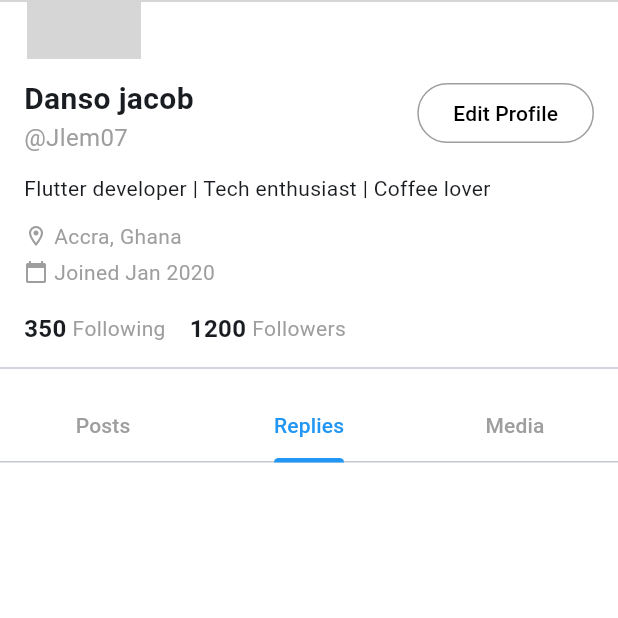
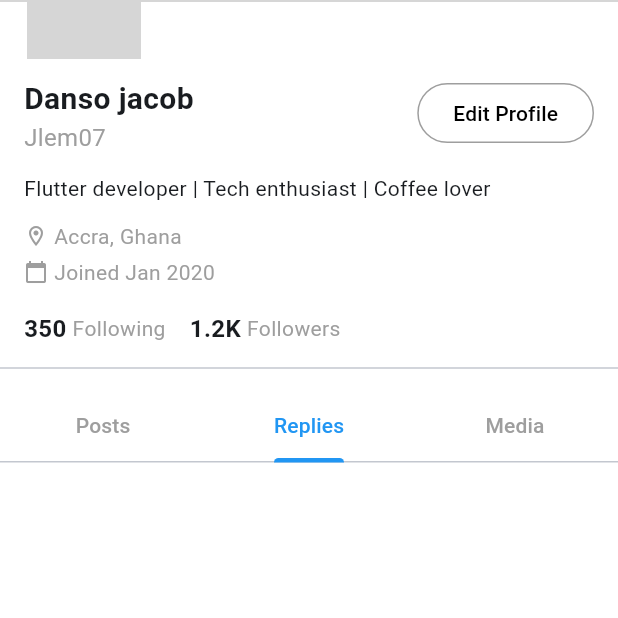
Before and after one commit to acob1/Twitter-App, a Flutter app: the TwitterProfileUI screen opened directly, tab 2 chosen, on a phone screen of 412 x 824 dp, the part 268-886 px from its top. Run offline on Flutter 3.47's test engine with Material 3 defaults, Android fonts, the phone set to English and light mode, and no system bars; our stand-ins replace flutter_riverpod; network calls fail; grey boxes are pictures that could not be loaded.

Commit message:
Code Updated

```diff
--- a/lib/pages/profile_page.dart
+++ b/lib/pages/profile_page.dart
@@ -250,7 +250,7 @@ class TwitterProfileUI extends ConsumerWidget {
                   const Text("Following", style: TextStyle(color: Colors.grey)),
                   const SizedBox(width: 16),
                   Text(
-                    "${user.followers}",
+                    _formatFollowers(user.followers),
                     style: const TextStyle(
                       fontWeight: FontWeight.bold,
                       fontSize: 16,
@@ -312,5 +312,16 @@ class TwitterProfileUI extends ConsumerWidget {
         ),
       ),
     );
+
+  }
+  // Helper to format followers like "278K"
+  static String _formatFollowers(int value) {
+    if (value >= 1000000) {
+      return "${(value / 1000000).toStringAsFixed(1)}M";
+    } else if (value >= 1000) {
+      return "${(value / 1000).toStringAsFixed(value >= 10000 ? 0 : 1)}K";
+    } else {
+      return value.toString();
+    }
   }
 }
--- a/lib/utils/models/post_model.dart
+++ b/lib/utils/models/post_model.dart
@@ -53,15 +53,21 @@ final List<UserModel> users = [
     id: '1',
     profileImageUrl: 'https://randomuser.me/api/portraits/men/32.jpg',
     username: 'Danso jacob',
-    handle: '@Jlem07',
+    handle: 'Jlem07',
     bio: 'Flutter developer | Tech enthusiast | Coffee lover',
     followers: 1200,
     following: 350,
     posts: [
-      PostModel(id: 'p1', content: 'Hello Twitter!', time: '2m', isVerified: true),
+      PostModel(
+        id: 'p1',
+        content: 'Hello Twitter!',
+        time: '2m',
+        isVerified: true,
+      ),
       PostModel(id: 'p2', content: 'Building a Flutter app!', time: '10m'),
     ],
-    coverImageUrl: 'https://cdn.pixabay.com/photo/2025/08/02/15/43/collared-macaw-9750855_1280.jpg',
+    coverImageUrl:
+        'https://cdn.pixabay.com/photo/2025/08/02/15/43/collared-macaw-9750855_1280.jpg',
     isVerified: true,
     location: 'Accra, Ghana',
     joinDate: 'Jan 2020',
@@ -70,14 +76,15 @@ final List<UserModel> users = [
     id: '2',
     profileImageUrl: 'https://randomuser.me/api/portraits/women/44.jpg',
     username: 'Jane Doe',
-    handle: '@janedoe',
+    handle: 'janedoe',
     bio: 'Runner | Designer | Dreamer',
     followers: 800,
     following: 410,
     posts: [
       PostModel(id: 'p3', content: 'Just finished a 5k run!', time: '30m'),
     ],
-    coverImageUrl: 'https://cdn.pixabay.com/photo/2025/08/17/07/43/tractor-9779346_1280.jpg',
+    coverImageUrl:
+        'https://cdn.pixabay.com/photo/2025/08/17/07/43/tractor-9779346_1280.jpg',
     isVerified: false,
     location: 'London, UK',
     joinDate: 'Feb 2019',
@@ -86,14 +93,19 @@ final List<UserModel> users = [
     id: '3',
     profileImageUrl: 'https://randomuser.me/api/portraits/men/85.jpg',
     username: 'John Appleseed',
-    handle: '@johnapple',
+    handle: 'johnapple',
     bio: 'Entrepreneur | Traveler',
     followers: 2000,
     following: 500,
     posts: [
-      PostModel(id: 'p4', content: 'Excited to announce my new project launching next week!', time: '1h'),
+      PostModel(
+        id: 'p4',
+        content: 'Excited to announce my new project launching next week!',
+        time: '1h',
+      ),
     ],
-    coverImageUrl: 'https://cdn.pixabay.com/photo/2025/08/23/15/54/gummy-bear-9792290_1280.jpg',
+    coverImageUrl:
+        'https://cdn.pixabay.com/photo/2025/08/23/15/54/gummy-bear-9792290_1280.jpg',
     isVerified: true,
     location: 'San Francisco, USA',
     joinDate: 'Mar 2018',
@@ -102,14 +114,19 @@ final List<UserModel> users = [
     id: '4',
     profileImageUrl: 'https://randomuser.me/api/portraits/women/68.jpg',
     username: 'Samantha Lee',
-    handle: '@samanthalee',
+    handle: 'samanthalee',
     bio: 'Coffee and code. That’s my kind of morning ☕💻',
     followers: 950,
     following: 300,
     posts: [
-      PostModel(id: 'p5', content: 'Working on a new art project. Stay tuned for updates!', time: '2h'),
+      PostModel(
+        id: 'p5',
+        content: 'Working on a new art project. Stay tuned for updates!',
+        time: '2h',
+      ),
     ],
-    coverImageUrl: 'https://cdn.pixabay.com/photo/2025/08/21/13/58/grassland-9787999_1280.jpg',
+    coverImageUrl:
+        'https://cdn.pixabay.com/photo/2025/08/21/13/58/grassland-9787999_1280.jpg',
     isVerified: false,
     location: 'Toronto, Canada',
     joinDate: 'Apr 2021',
@@ -118,14 +135,19 @@ final List<UserModel> users = [
     id: '5',
     profileImageUrl: 'https://randomuser.me/api/portraits/men/41.jpg',
     username: 'Michael Chen',
-    handle: '@michaelchen',
+    handle: 'michaelchen',
     bio: 'Globetrotter | Foodie',
     followers: 1100,
     following: 420,
     posts: [
-      PostModel(id: 'p6', content: 'Just landed in Tokyo! Can’t wait to explore the city. 🇯🇵', time: '3h'),
+      PostModel(
+        id: 'p6',
+        content: 'Just landed in Tokyo! Can’t wait to explore the city. 🇯🇵',
+        time: '3h',
+      ),
     ],
-    coverImageUrl: 'https://cdn.pixabay.com/photo/2025/08/04/21/21/travel-9755525_1280.jpg',
+    coverImageUrl:
+        'https://cdn.pixabay.com/photo/2025/08/04/21/21/travel-9755525_1280.jpg',
     isVerified: true,
     location: 'Beijing, China',
     joinDate: 'May 2017',
@@ -134,14 +156,20 @@ final List<UserModel> users = [
     id: '6',
     profileImageUrl: 'https://randomuser.me/api/portraits/women/12.jpg',
     username: 'Priya Singh',
-    handle: '@priyasingh',
+    handle: 'priyasingh',
     bio: 'Flutter dev | Bookworm',
     followers: 1300,
     following: 390,
     posts: [
-      PostModel(id: 'p7', content: 'Reading a new book on Flutter development. Highly recommend it!', time: '4h'),
+      PostModel(
+        id: 'p7',
+        content:
+            'Reading a new book on Flutter development. Highly recommend it!',
+        time: '4h',
+      ),
     ],
-    coverImageUrl: 'https://cdn.pixabay.com/photo/2025/06/26/16/05/building-9682225_1280.jpg',
+    coverImageUrl:
+        'https://cdn.pixabay.com/photo/2025/06/26/16/05/building-9682225_1280.jpg',
     isVerified: false,
     location: 'Mumbai, India',
     joinDate: 'Jun 2022',
@@ -150,14 +178,19 @@ final List<UserModel> users = [
     id: '7',
     profileImageUrl: 'https://randomuser.me/api/portraits/men/77.jpg',
     username: 'Carlos Rivera',
-    handle: '@carlosr',
+    handle: 'carlosr',
     bio: 'Taco lover | Traveler',
     followers: 700,
     following: 210,
     posts: [
-      PostModel(id: 'p8', content: 'Had the best tacos ever in Mexico City today! 🌮', time: '5h'),
+      PostModel(
+        id: 'p8',
+        content: 'Had the best tacos ever in Mexico City today! 🌮',
+        time: '5h',
+      ),
     ],
-    coverImageUrl: 'https://cdn.pixabay.com/photo/2022/10/23/13/43/lake-7541307_1280.jpg',
+    coverImageUrl:
+        'https://cdn.pixabay.com/photo/2022/10/23/13/43/lake-7541307_1280.jpg',
     isVerified: true,
     location: 'Mexico City, Mexico',
     joinDate: 'Jul 2020',
@@ -166,16 +199,210 @@ final List<UserModel> users = [
     id: '8',
     profileImageUrl: 'https://randomuser.me/api/portraits/women/23.jpg',
     username: 'Emily Clark',
-    handle: '@emilyclark',
+    handle: 'emilyclark',
     bio: 'Artist | Dreamer',
     followers: 600,
     following: 180,
     posts: [
-      PostModel(id: 'p9', content: 'Working on a new art project. Stay tuned for updates!', time: '6h'),
+      PostModel(
+        id: 'p9',
+        content: 'Working on a new art project. Stay tuned for updates!',
+        time: '6h',
+      ),
     ],
-    coverImageUrl: 'https://cdn.pixabay.com/photo/2025/08/13/13/02/landscape-9772229_1280.jpg',
+    coverImageUrl:
+        'https://cdn.pixabay.com/photo/2025/08/13/13/02/landscape-9772229_1280.jpg',
     isVerified: false,
     location: 'Sydney, Australia',
     joinDate: 'Aug 2021',
   ),
+  UserModel(
+    id: '9',
+    profileImageUrl: 'https://randomuser.me/api/portraits/men/45.jpg',
+    username: 'David Kim',
+    handle: 'davidkim',
+    bio: 'Tech enthusiast | Flutter dev 💻',
+    followers: 1200,
+    following: 340,
+    posts: [
+      PostModel(
+        id: 'p10',
+        content: 'Just launched my first Flutter app! 🚀',
+        time: '2h',
+      ),
+      PostModel(
+        id: 'p11',
+        content: 'Dark mode or light mode — which do you prefer? 🤔',
+        time: '1d',
+      ),
+    ],
+    coverImageUrl:
+        'https://cdn.pixabay.com/photo/2025/08/21/17/12/summer-9788467_1280.jpg',
+    isVerified: true,
+    location: 'San Francisco, USA',
+    joinDate: 'Jan 2020',
+  ),
+
+  UserModel(
+    id: '10',
+    profileImageUrl: 'https://randomuser.me/api/portraits/women/65.jpg',
+    username: 'Sophia Martinez',
+    handle: 'sophiam',
+    bio: 'Fitness coach | Healthy living 🌱',
+    followers: 870,
+    following: 290,
+    posts: [
+      PostModel(
+        id: 'p12',
+        content: 'Morning workout done ✅ Feeling amazing!',
+        time: '3h',
+      ),
+      PostModel(id: 'p13', content: 'Hydration is key 💧', time: '5h'),
+    ],
+    coverImageUrl:
+        'https://cdn.pixabay.com/photo/2025/08/22/01/18/rabbit-9788945_1280.jpg',
+    isVerified: false,
+    location: 'Barcelona, Spain',
+    joinDate: 'Oct 2022',
+  ),
+
+  UserModel(
+    id: '11',
+    profileImageUrl: 'https://randomuser.me/api/portraits/men/88.jpg',
+    username: 'Michael Johnson',
+    handle: 'mikejohnson',
+    bio: 'Photographer 📸 | Capturing the world',
+    followers: 4500,
+    following: 500,
+    posts: [
+      PostModel(
+        id: 'p14',
+        content: 'Golden hour is the best hour 🌅',
+        time: '12h',
+      ),
+      PostModel(
+        id: 'p15',
+        content: 'New photo series coming soon!',
+        time: '2d',
+      ),
+    ],
+    coverImageUrl:
+        'https://cdn.pixabay.com/photo/2025/08/13/13/02/landscape-9772229_1280.jpg',
+    isVerified: true,
+    location: 'London, UK',
+    joinDate: 'May 2018',
+  ),
+
+  UserModel(
+    id: '12',
+    profileImageUrl: 'https://randomuser.me/api/portraits/women/12.jpg',
+    username: 'Amina Hassan',
+    handle: 'aminahassan',
+    bio: 'Storyteller | Sharing African tales 🌍',
+    followers: 320,
+    following: 150,
+    posts: [
+      PostModel(
+        id: 'p16',
+        content: 'New folktale video dropping tonight ✨',
+        time: '4h',
+      ),
+      PostModel(
+        id: 'p17',
+        content:
+            'Wisdom is like a baobab tree, one person’s arms cannot embrace it 🌳',
+        time: '3d',
+      ),
+    ],
+    coverImageUrl:
+        'https://cdn.pixabay.com/photo/2025/04/24/22/36/beach-9556784_1280.jpg',
+    isVerified: false,
+    location: 'Accra, Ghana',
+    joinDate: 'Dec 2023',
+  ),
+  UserModel(
+    id: '13',
+    profileImageUrl: 'https://randomuser.me/api/portraits/men/30.jpg',
+    username: 'Jake Miller',
+    handle: 'thejake',
+    bio: 'Just a guy with memes 🤷‍♂️',
+    followers: 920,
+    following: 180,
+    posts: [
+      PostModel(
+        id: 'p18',
+        content:
+            'Me: I’ll go to bed early tonight. Also me at 3 AM: *learning about penguins on Wikipedia* 🐧😂',
+        time: '1h',
+      ),
+      PostModel(
+        id: 'p19',
+        content:
+            'Why do we press harder on the remote when the batteries are dying? 🤔',
+        time: '5h',
+      ),
+    ],
+    coverImageUrl:
+        'https://cdn.pixabay.com/photo/2025/08/01/18/44/roller-coaster-9749194_1280.jpg',
+    isVerified: false,
+    location: 'Toronto, Canada',
+    joinDate: 'Mar 2021',
+  ),
+
+  UserModel(
+    id: '14',
+    profileImageUrl: 'https://randomuser.me/api/portraits/women/33.jpg',
+    username: 'Lily Adams',
+    handle: 'lillaughs',
+    bio: 'Queen of sarcasm 👑',
+    followers: 2500,
+    following: 600,
+    posts: [
+      PostModel(
+        id: 'p20',
+        content:
+            'Adulthood is basically saying “next week will be less busy” over and over until you die 😂',
+        time: '2h',
+      ),
+      PostModel(
+        id: 'p21',
+        content:
+            'Me: I need to save money. Also me: *orders food delivery again* 🍕😭',
+        time: '1d',
+      ),
+    ],
+    coverImageUrl:
+        'https://cdn.pixabay.com/photo/2021/07/15/07/50/newborn-6467762_1280.jpg',
+    isVerified: false,
+    location: 'New York, USA',
+    joinDate: 'Jul 2019',
+  ),
+
+  UserModel(
+    id: '15',
+    profileImageUrl: 'https://randomuser.me/api/portraits/men/5.jpg',
+    username: 'Meme Central',
+    handle: 'memecentral',
+    bio: 'Daily dose of laughter 😂🔥',
+    followers: 10500,
+    following: 80,
+    posts: [
+      PostModel(
+        id: 'p22',
+        content: 'When you open the fridge and forget what you wanted: 🧍‍♂️',
+        time: '30m',
+      ),
+      PostModel(
+        id: 'p23',
+        content:
+            'WiFi went off for 5 minutes. I had to talk to my family. They seem like nice people. 😅',
+        time: '7h',
+      ),
+    ],
+    coverImageUrl:
+        'https://cdn.pixabay.com/photo/2021/08/17/17/52/cat-6553749_1280.jpg',
+    isVerified: true,
+    location: 'Los Angeles, USA',
+    joinDate: 'Nov 2017',
+  ),
 ];
```
